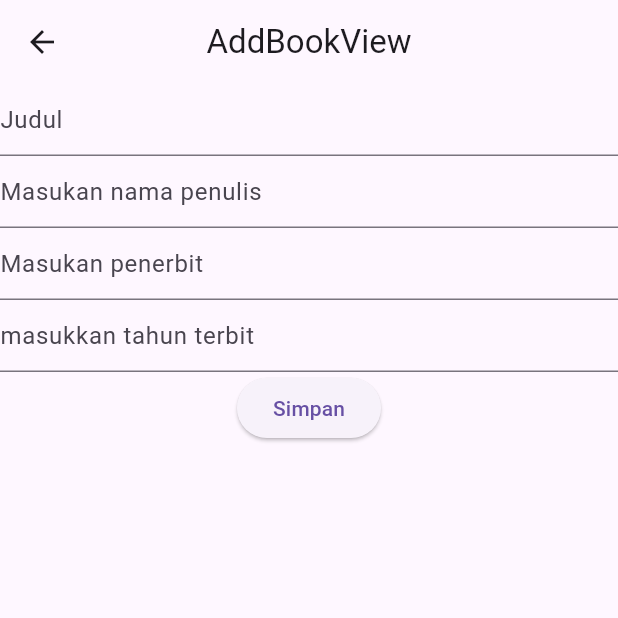
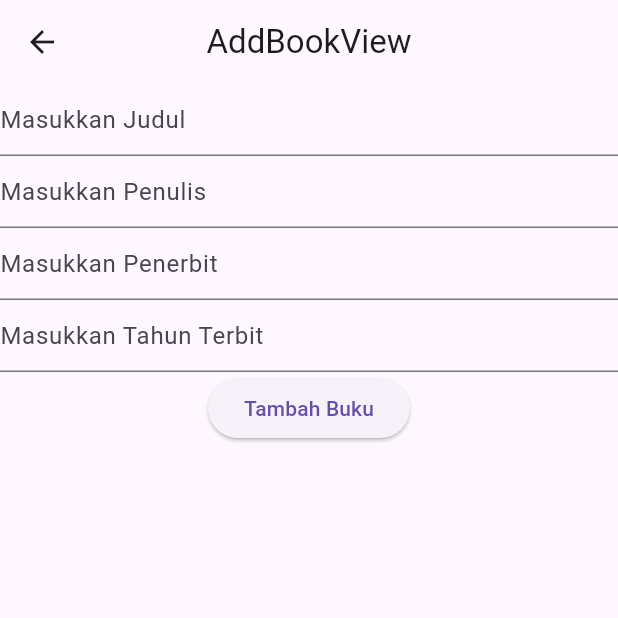
Before and after one commit to GalihSuryaAgata/petugas_perpustakaan_c, a Flutter app: the BookView screen opened by its route, after a tap on the "add" icon, on a phone screen of 412 x 824 dp, the top half of it. Run offline on Flutter 3.47's test engine with Material 3 defaults, Android fonts, the phone set to English and light mode, and no system bars; our stand-ins replace dio, get, get_storage, pretty_dio_logger; accounts and stored records are empty; network calls fail.

```diff
--- a/lib/app/data/model/response_book.dart
+++ b/lib/app/data/model/response_book.dart
@@ -68,11 +68,11 @@ class DataBook {
     kategori = json['kategori'] != null ? Kategori.fromJson(json['kategori']) : null;
   }
   int? id;
-  int? kategoriId;
+  String? kategoriId;
   String? judul;
   String? penulis;
   String? penerbit;
-  int? tahunTerbit;
+  String? tahunTerbit;
   String? createdAt;
   String? updatedAt;
   Kategori? kategori;
--- a/lib/app/data/model/response_pinjam.dart
+++ b/lib/app/data/model/response_pinjam.dart
@@ -71,8 +71,8 @@ class Datapinjam {
     book = json['book'] != null ? Book.fromJson(json['book']) : null;
   }
   int? id;
-  int? userId;
-  int? bookId;
+  String? userId;
+  String? bookId;
   String? tanggalPinjam;
   String? tanggalKembali;
   String? status;
--- a/lib/app/modules/add_book/views/add_book_view.dart
+++ b/lib/app/modules/add_book/views/add_book_view.dart
@@ -13,14 +13,14 @@ class AddBookView extends GetView<AddBookController> {
         title: const Text('AddBookView'),
         centerTitle: true,
       ),
-      body:  Center(
+      body: Center(
           child: Form(
             key: controller.formKey,
             child: Column(
               children: [
                 TextFormField(
                   controller: controller.judulController,
-                    decoration: InputDecoration(hintText: "Judul"),
+                  decoration: InputDecoration(hintText: "Masukkan Judul"),
                   validator: (value) {
                     if (value!.length < 2) {
                       return "Judul tidak boleh kosong";
@@ -30,38 +30,44 @@ class AddBookView extends GetView<AddBookController> {
                 ),
                 TextFormField(
                   controller: controller.penulisController,
-                      decoration: InputDecoration(hintText: "Masukan nama penulis"),
+                  decoration: InputDecoration(hintText: "Masukkan Penulis"),
                   validator: (value) {
                     if (value!.length < 2) {
-                          return "penulis tidak boleh kosong";
+                      return "Penulis tidak boleh kosong";
                     }
                     return null;
-                      }
-                  ),TextFormField(
+                  },
+                ),
+                TextFormField(
                   controller: controller.penerbitController,
-                      decoration: InputDecoration(hintText: "Masukan penerbit"),
+                  decoration: InputDecoration(hintText: "Masukkan Penerbit"),
                   validator: (value) {
                     if (value!.length < 2) {
-                          return "penerbit tidak boleh kosong";
+                      return "Penerbit tidak boleh kosong";
                     }
                     return null;
-                      }
-                  ),TextFormField(
+                  },
+                ),
+                TextFormField(
                   controller: controller.tahun_terbitController,
-                      decoration: InputDecoration(hintText: "masukkan tahun terbit"),
+                  decoration: InputDecoration(hintText: "Masukkan Tahun Terbit"),
                   validator: (value) {
                     if (value!.length < 2) {
-                          return "tahun terbit tidak boleh kosong";
+                      return "Tahun Terbit tidak boleh kosong";
                     }
                     return null;
-                      }
+                  },
                 ),
                 Obx(() => controller.loading.value
-                      ? CircularProgressIndicator() :
-                  ElevatedButton(onPressed: (){controller.add();}, child: Text("Simpan"))
-                  )
+                    ? CircularProgressIndicator()
+                    : ElevatedButton(
+                    onPressed: () {
+                      controller.addBuku();
+                    },
+                    child: Text("Tambah Buku")))
               ],
-              ))),
+            ),
+          )),
     );
   }
 }
--- a/lib/app/modules/book/controllers/book_controller.dart
+++ b/lib/app/modules/book/controllers/book_controller.dart
@@ -1,12 +1,18 @@
+import 'package:dio/dio.dart';
+import 'package:flutter/material.dart';
 import 'package:get/get.dart';
+import 'package:petugas_perpustakaan_c/app/data/model/response_book.dart';
 
-class BookController extends GetxController {
-  //TODO: Implement BookController
+import '../../../data/constant/endpoint.dart';
+import '../../../data/provider/api_provider.dart';
 
+class BookController extends GetxController with StateMixin<List<DataBook>> {
   final count = 0.obs;
+
   @override
   void onInit() {
     super.onInit();
+    getData();
   }
 
   @override
@@ -19,5 +25,30 @@ class BookController extends GetxController {
     super.onClose();
   }
 
-  void increment() => count.value++;
+  getData() async {
+    change(null, status: RxStatus.loading());
+    try {
+      final response = await ApiProvider.instance().get(Endpoint.book);
+      if (response.statusCode == 200) {
+        final ResponseBook responseBook = ResponseBook.fromJson(response.data);
+        if(responseBook.data!.isEmpty){
+          change(null, status: RxStatus.empty());
+        } else {
+          change(responseBook.data, status: RxStatus.success());
+        }
+      } else {
+        change(null, status: RxStatus.error("Gagal mengambil data"));
+      }
+    } on DioException catch (e) {
+      if (e.response != null) {
+        if (e.response?.data != null) {
+          change(null, status: RxStatus.error("${e.response?.data['message']}"));
+        }
+      } else {
+        change(null, status: RxStatus.error(e.message ?? ""));
+      }
+    } catch (e) {
+      change(null, status: RxStatus.error(e.toString()));
+    }
+  }
 }
--- a/lib/app/modules/book/views/book_view.dart
+++ b/lib/app/modules/book/views/book_view.dart
@@ -1,6 +1,7 @@
 import 'package:flutter/material.dart';
 
 import 'package:get/get.dart';
+import 'package:petugas_perpustakaan_c/app/data/model/response_book.dart';
 import 'package:petugas_perpustakaan_c/app/routes/app_pages.dart';
 
 import '../controllers/book_controller.dart';
@@ -10,18 +11,24 @@ class BookView extends GetView<BookController> {
   @override
   Widget build(BuildContext context) {
     return Scaffold(
-      appBar: AppBar(
-        title: const Text('BookView'),
-        centerTitle: true,
-      ),
-      floatingActionButton: FloatingActionButton(
-        onPressed: ()=>Get.toNamed(Routes.ADD_BOOK), child: Icon(Icons.add)),
-      body: const Center(
-        child: Text(
-          'BookView is working',
-          style: TextStyle(fontSize: 20),
+        appBar: AppBar(
+          title: const Text('BookView'),
+          centerTitle: true,
         ),
-      ),
+        floatingActionButton: FloatingActionButton(
+          onPressed: ()=>Get.toNamed(Routes.ADD_BOOK), child: Icon(Icons.add),
+        ),
+        body: controller.obx((state) => ListView.separated(
+          itemCount: state!.length,
+          itemBuilder: (context, index){
+            DataBook dataBook = state[index];
+            return ListTile(
+              title: Text("${dataBook.judul}"),
+              subtitle: Text("${dataBook.penulis}\n${dataBook.penerbit} - ${dataBook.tahunTerbit}"),
+            );
+          },
+          separatorBuilder: (context, index)=> Divider(),
+        ))
     );
   }
 }
```
Also changed, not shown: lib/app/modules/add_book/controllers/add_book_controller.dart (+40 -32 lines), lib/app/modules/peminjaman/controllers/peminjaman_controller.dart (+34 -1 lines), lib/app/modules/peminjaman/views/peminjaman_view.dart (+15 -9 lines). Lines whose indentation alone changed are shown as unchanged.
